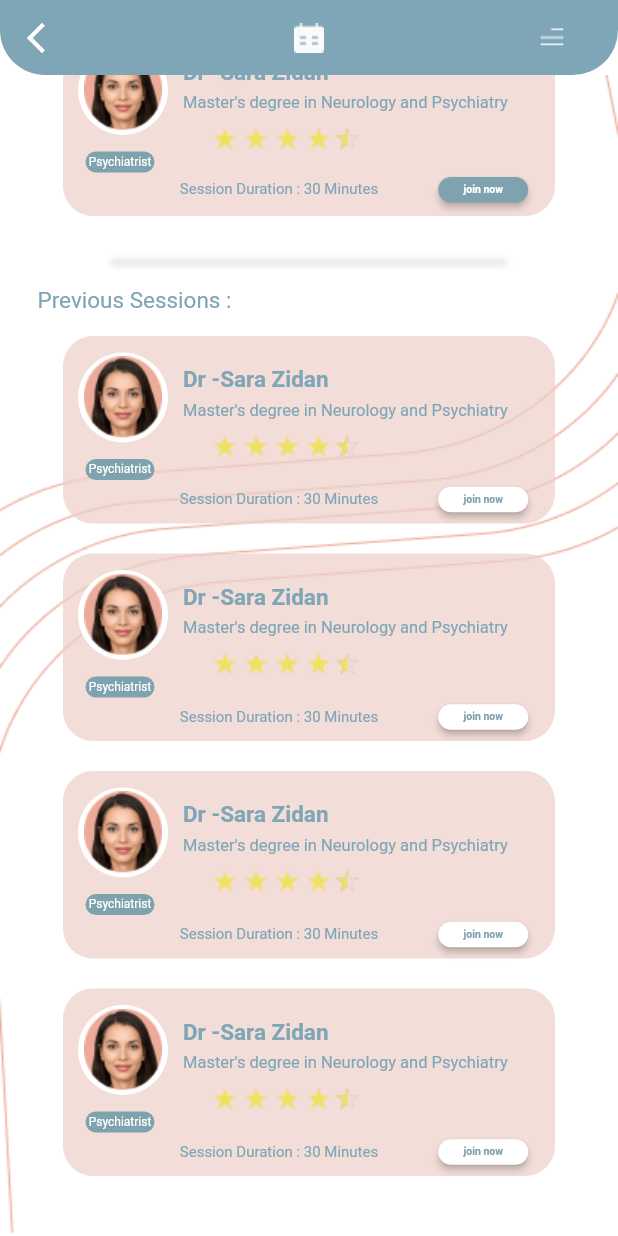
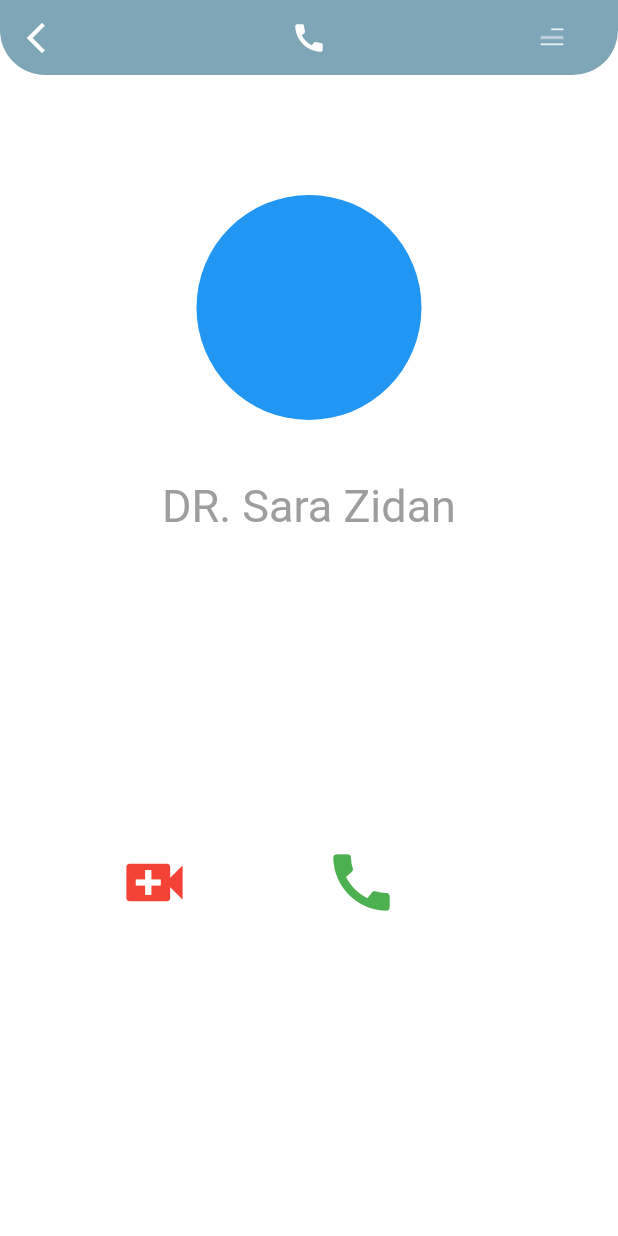
Before and after one commit to MostafaAbdall/TalkUp, a Flutter app: the Appointment screen opened directly, scrolled down 94 dp, after a tap on "join now", on a phone screen of 412 x 824 dp. Run offline on Flutter 3.47's test engine with Material 2 defaults, Android fonts, the phone set to English and light mode, and no system bars; our stand-ins replace audioplayers, carousel_slider, flutter_local_notifications, timezone, video_player.

Commit message:
make avideo call pages

```diff
--- a/lib/modules/appointment/appointment_screen.dart
+++ b/lib/modules/appointment/appointment_screen.dart
@@ -1,4 +1,6 @@
 import 'package:flutter/material.dart';
+
+import '../../videoCall/videoCall1_screen.dart';
 
 
 
@@ -310,12 +312,12 @@ class _ChatState extends State<Appointment> {
                                       ),
                                       child: ElevatedButton(
                                         onPressed: () {
-                                          // Navigator.push(
-                                          //   context,
-                                          //   MaterialPageRoute(
-                                          //       builder: (context) =>
-                                          //           DoctorProfile()),
-                                          // );
+                                          Navigator.push(
+                                            context,
+                                            MaterialPageRoute(
+                                                builder: (context) =>
+                                                    VideoCall1()),
+                                          );
                                         },
                                         child: Text(
                                           'join now',
--- /dev/null
+++ b/lib/videoCall/videoCall1_screen.dart
@@ -0,0 +1,181 @@
+import 'package:flutter/material.dart';
+import 'package:test2/videoCall/videoCall2_screen.dart';
+import 'package:test2/videoCall/videoCall3_screen.dart';
+
+
+
+bool isClicked = false;
+
+class MyAppBar extends StatelessWidget implements PreferredSizeWidget {
+  final double appBarHeight = 100.0;
+  final VoidCallback onPressed;
+  final VoidCallback onClicked;
+  Color mainColor = Color(0xff7fa6b7);
+
+  MyAppBar({
+    required this.onPressed,
+    required this.onClicked,
+  });
+
+  @override
+  Widget build(BuildContext context) {
+    return Container(
+      decoration: BoxDecoration(
+        color: mainColor,
+        borderRadius: BorderRadius.only(
+          bottomLeft: Radius.circular(30),
+          bottomRight: Radius.circular(30),
+        ),
+      ),
+      child: SafeArea(
+        child: Row(
+          children: <Widget>[
+            IconButton(
+              icon: Icon(Icons.arrow_back_ios_new_sharp, color: Colors.white),
+              onPressed: onPressed,
+            ),
+            SizedBox(
+              width: 40,
+            ),
+            Expanded(
+              child: isClicked
+                  ? Text('')
+                  :  Icon(Icons.call,color: Colors.white,),
+            ),
+            MaterialButton(
+              onPressed: onClicked,
+              child: isClicked
+                  ? Container(
+                width: isClicked ? 190 : 0,
+                height: isClicked ? 50 : 0,
+                decoration: BoxDecoration(
+                    boxShadow: [BoxShadow()],
+                    borderRadius: BorderRadius.only(
+                      topLeft: Radius.circular(20),
+                      topRight: Radius.circular(20),
+                    ),
+                    color: Colors.white),
+                child: Row(
+                  crossAxisAlignment: CrossAxisAlignment.center,
+                  mainAxisAlignment: MainAxisAlignment.start,
+                  children: [
+                    SizedBox(
+                      width: 10,
+                    ),
+                    CircleAvatar(
+                      backgroundColor: Colors.white.withOpacity(0),
+                      child: Image(
+                        image: AssetImage('assets/images/morsi.png'),
+                        width: 50,
+                        height: 50,
+                      ),
+                    ),
+                    SizedBox(
+                      width: 10,
+                    ),
+                    Column(
+                      crossAxisAlignment: CrossAxisAlignment.start,
+                      mainAxisAlignment: MainAxisAlignment.center,
+                      children: [
+                        Text(
+                          'Mahmoud Morsi',
+                          style: TextStyle(fontSize: 10),
+                        ),
+                        SizedBox(
+                          height: 5,
+                        ),
+                        Text(
+                          'Egypt',
+                          style: TextStyle(fontSize: 10),
+                        ),
+                      ],
+                    ),
+                    SizedBox(
+                      width: 8,
+                    ),
+                    IconButton(
+                        onPressed: () {},
+                        icon: Icon(
+                          Icons.settings_outlined,
+                          size: 20,
+                          color: Color(0xff7fa6b7),
+                        )),
+                  ],
+                ),
+              )
+                  : Image(
+                image: AssetImage('assets/images/ph2.png'),
+                width: 40,
+                height: 50,
+              ),
+            )
+          ],
+        ),
+      ),
+    );
+  }
+
+  @override
+  Size get preferredSize => Size.fromHeight(100.0);
+}
+
+class VideoCall1 extends StatefulWidget {
+  @override
+  State<VideoCall1> createState() => _ChatState();
+}
+
+class _ChatState extends State<VideoCall1> {
+
+
+  @override
+  Widget build(BuildContext context) {
+    return Scaffold(
+        appBar: MyAppBar(
+          onPressed: () {
+            Navigator.pop(context);
+          },
+          onClicked: () {
+            setState(() {
+              isClicked = !isClicked;
+            });
+          },
+        ),
+        body: Column(children: [
+          SizedBox(height: 80,),
+          Center(
+            child: Container(width: 150,height: 150,
+                child: CircleAvatar(backgroundColor: Colors.blue,
+               )),
+          ),
+          SizedBox(height: 40,),
+          Text('DR. Sara Zidan',style: TextStyle(fontSize: 30,color: Colors.grey),),
+
+          SizedBox(height: 200,),
+          Row(crossAxisAlignment: CrossAxisAlignment.center,mainAxisAlignment: MainAxisAlignment.start,
+          children: [
+            SizedBox(width: 70,),
+            IconButton(onPressed: (){
+              Navigator.push(
+                context,
+                MaterialPageRoute(
+                    builder: (context) =>
+                        VideoCall3()),
+              );
+            }, icon: Icon(Icons.video_call,color: Colors.red,size: 50,)),
+            SizedBox(width: 90,),
+            IconButton(onPressed: (){
+              Navigator.push(
+                context,
+                MaterialPageRoute(
+                    builder: (context) =>
+                        VideoCall2()),
+              );
+            }, icon: Icon(Icons.call,color: Colors.green,size: 50,)),
+
+          ],
+          )
+        ],
+
+        ));
+  }
+}
```
Also changed, not shown: lib/modules/home/home_screen.dart (+12 -2 lines), lib/videoCall/videoCall2_screen.dart (added, +203 -0 lines), lib/videoCall/videoCall3_screen.dart (added, +176 -0 lines), assets/images/Group6.png (added), assets/images/docCall.jpg (added), 1 other file.
